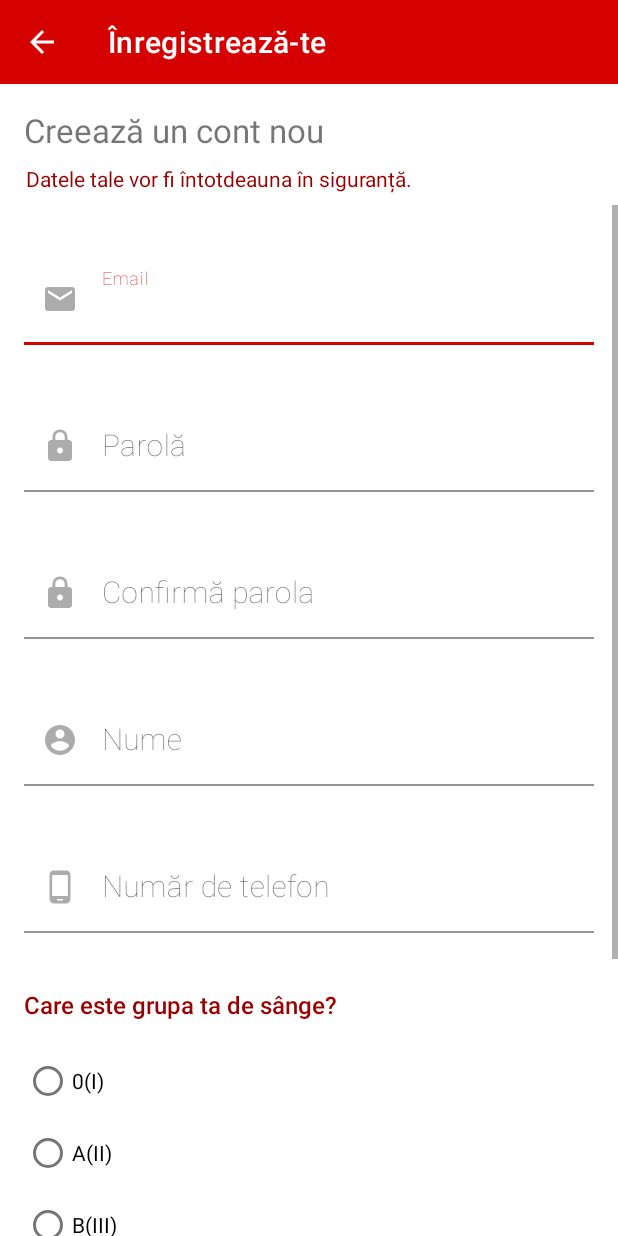
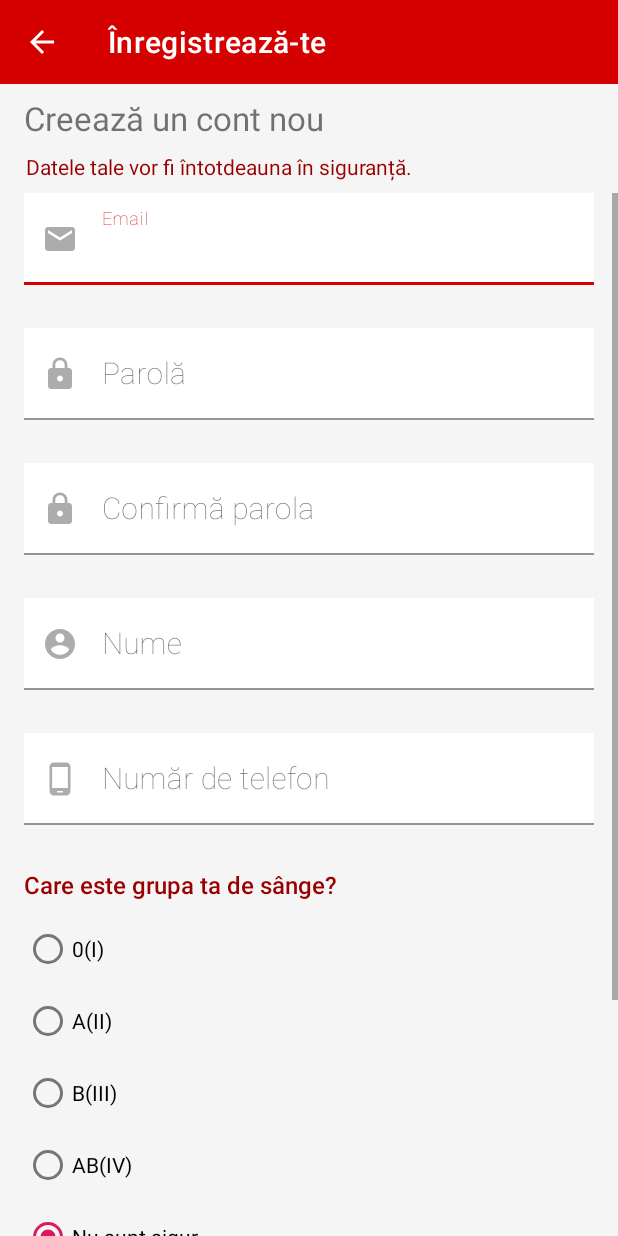
Before and after one commit to c1m0ham3dd0tjar/BloodApp, an Android app: the screen it shows after launch (SignupActivity), after a tap on "ÎNCĂ NU AI UN CONT?", on a phone screen of 412 x 824 dp. Run offline under Robolectric (Android 15) with nearby library versions, the phone set to English and light mode, and no system bars; our stand-ins replace Firebase (no records; nobody signed in at launch, a user with empty details on screens opened directly); libraries missing offline, so code that uses them is left out: com.parse; 2 statements that could not run were skipped; 1 other tap on this screen came first.

Commit message:
Fixed some design issues.

```diff
--- a/app/build.gradle
+++ b/app/build.gradle
@@ -7,7 +7,7 @@ android {
     buildToolsVersion "29.0.3"
     defaultConfig {
         applicationId "com.example.licenta"
-        minSdkVersion 21
+        minSdkVersion 26
         targetSdkVersion 29
         versionCode 1
         versionName "1.0"
--- a/app/src/main/java/com/example/licenta/CreateRequestActivity.java
+++ b/app/src/main/java/com/example/licenta/CreateRequestActivity.java
@@ -68,6 +68,7 @@ public class CreateRequestActivity extends AppCompatActivity {
     private boolean isDateSet = false;
     private LocalDate requiredUptoDate;
 
+    @RequiresApi(api = Build.VERSION_CODES.M)
     @Override
     protected void onCreate(Bundle savedInstanceState) {
         super.onCreate(savedInstanceState);
@@ -131,6 +132,7 @@ public class CreateRequestActivity extends AppCompatActivity {
 
         // Set toolbar icon and navigation
         setSupportActionBar(toolbar);
+        toolbar.setTitleTextColor(getColor(R.color.color_white));
         toolbar.setNavigationIcon(getResources().getDrawable(R.drawable.ic_action_back));
 
         toolbar.setNavigationOnClickListener(new View.OnClickListener() {
--- a/app/src/main/java/com/example/licenta/Fragment2.java
+++ b/app/src/main/java/com/example/licenta/Fragment2.java
@@ -14,6 +14,7 @@ import android.view.MenuItem;
 import android.view.View;
 import android.view.ViewGroup;
 import android.widget.ImageButton;
+import android.widget.ImageView;
 import android.widget.PopupMenu;
 import android.widget.ProgressBar;
 import android.widget.Toast;
@@ -98,7 +99,7 @@ public class Fragment2 extends Fragment implements PopupMenu.OnMenuItemClickList
         });
 
         // Sort by functionality
-        ImageButton btnSortRequestsBy = fragment2View.findViewById(R.id.btnSortRequestsBy);
+        ImageView btnSortRequestsBy = fragment2View.findViewById(R.id.btnSortRequestsBy);
         btnSortRequestsBy.setOnClickListener(v -> showPopupMenu());
 
         // This sets up a settings menu icon on the right side of the toolbar
--- a/app/src/main/java/com/example/licenta/MainActivity.java
+++ b/app/src/main/java/com/example/licenta/MainActivity.java
@@ -105,6 +105,8 @@ public class MainActivity extends AppCompatActivity {
         MaterialToolbar toolbar = findViewById(R.id.appToolbar);
         // Designate toolbar as the action bar for the activity
         setSupportActionBar(toolbar);
+
+        toolbar.setTitleTextColor(getResources().getColor(R.color.color_white));
         toolbar.setNavigationIcon(R.drawable.ic_action_profile);
         toolbar.setNavigationOnClickListener(v -> startActivity(new Intent(MainActivity.this, ProfileActivity.class)));
 
--- a/app/src/main/java/com/example/licenta/RequestDetails.java
+++ b/app/src/main/java/com/example/licenta/RequestDetails.java
@@ -84,7 +84,10 @@ public class RequestDetails extends AppCompatActivity {
         btnSaveAppointment = findViewById(R.id.btnSaveAppointment);
         btnPickDate = findViewById(R.id.btnShowDateAndTimePicker);
         btnPickHour = findViewById(R.id.btnPickHour);
+
         toolbar = findViewById(R.id.toolBarRequestDetails);
+        toolbar.setTitleTextColor(getResources().getColor(R.color.color_white));
+        setSupportActionBar(toolbar);
 
         tvUnitsNeeded = findViewById(R.id.tvUnitsNeededRequestDetails);
         tvRequesterPhoneNumber = findViewById(R.id.tvRequesterPhoneNumberRD);
--- a/app/src/main/java/com/example/licenta/ScannerActivity.java
+++ b/app/src/main/java/com/example/licenta/ScannerActivity.java
@@ -63,7 +63,7 @@ public class ScannerActivity extends AppCompatActivity {
         // Set toolbar navigation
         setSupportActionBar(toolbar);
         toolbar.setNavigationIcon(getResources().getDrawable(R.drawable.ic_action_back));
-        toolbar.setTitleTextColor(0xFFFFFFFF);
+        toolbar.setTitleTextColor(getResources().getColor(R.color.color_white));
 
         toolbar.setNavigationOnClickListener(new View.OnClickListener() {
             @Override
@@ -191,6 +191,7 @@ public class ScannerActivity extends AppCompatActivity {
     public boolean onCreateOptionsMenu(Menu menu) {
         // Inflate the menu; this adds items to the action bar if it is present.
         getMenuInflater().inflate(R.menu.menu_scanner, menu);
+
         return true;
     }
 
--- a/app/src/main/java/com/example/licenta/viewholder/UserViewHolder.java
+++ b/app/src/main/java/com/example/licenta/viewholder/UserViewHolder.java
@@ -10,7 +10,6 @@ import com.example.licenta.R;
 public class UserViewHolder extends RecyclerView.ViewHolder {
 
     public TextView tvUserName;
-    public TextView tvUserSurname;
     public TextView tvUserBloodType;
     public TextView tvUserBloodType2;
 
@@ -19,7 +18,6 @@ public class UserViewHolder extends RecyclerView.ViewHolder {
         super(itemView);
 
         tvUserName = itemView.findViewById(R.id.tvUserName);
-        tvUserSurname = itemView.findViewById(R.id.tvUserSurname);
         tvUserBloodType = itemView.findViewById(R.id.tvUserBloodType);
         tvUserBloodType2 = itemView.findViewById(R.id.tvUserBloodType2);
     }
--- a/app/src/main/res/layout/activity_login.xml
+++ b/app/src/main/res/layout/activity_login.xml
@@ -6,6 +6,7 @@
     android:id="@+id/relativeLayout"
     android:layout_width="match_parent"
     android:layout_height="match_parent"
+    android:background="@color/browser_actions_bg_grey"
     tools:context=".LoginActivity">
 
 
--- a/app/src/main/res/layout/activity_signup.xml
+++ b/app/src/main/res/layout/activity_signup.xml
@@ -5,6 +5,7 @@
     android:id="@+id/constraintParent"
     android:layout_width="match_parent"
     android:layout_height="match_parent"
+    android:background="@color/browser_actions_bg_grey"
     tools:visibility="invisible">
 
     <androidx.appcompat.widget.Toolbar
@@ -23,7 +24,7 @@
         android:layout_width="wrap_content"
         android:layout_height="wrap_content"
         android:layout_marginStart="16dp"
-        android:layout_marginTop="16dp"
+        android:layout_marginTop="8dp"
         android:fontFamily="sans-serif"
         android:text="@string/signup_title"
         android:textSize="22sp"
@@ -47,8 +48,8 @@
         android:layout_width="0dp"
         android:layout_height="wrap_content"
         android:layout_marginTop="8dp"
+        app:layout_constraintEnd_toEndOf="parent"
         app:layout_constraintStart_toStartOf="parent"
-        app:layout_constraintEnd_toEndOf="parent"
         app:layout_constraintTop_toBottomOf="@id/tvSignupSubtitle">
 
         <androidx.constraintlayout.widget.ConstraintLayout
@@ -62,7 +63,6 @@
                 android:layout_width="0dp"
                 android:layout_height="wrap_content"
                 android:layout_marginStart="16dp"
-                android:layout_marginTop="32dp"
                 android:layout_marginEnd="16dp"
                 android:hint="@string/emailHint"
                 app:errorEnabled="true"
@@ -88,7 +88,7 @@
                 style="@style/Widget.MaterialComponents.TextInputLayout.FilledBox"
                 android:layout_width="0dp"
                 android:layout_height="wrap_content"
-                android:layout_marginTop="16dp"
+                android:layout_marginTop="8dp"
                 android:hint="@string/passwordHint"
                 app:endIconDrawable="@drawable/ic_make_password_visible"
                 app:errorEnabled="true"
@@ -114,7 +114,7 @@
                 style="@style/Widget.MaterialComponents.TextInputLayout.FilledBox"
                 android:layout_width="0dp"
                 android:layout_height="wrap_content"
-                android:layout_marginTop="16dp"
+                android:layout_marginTop="8dp"
                 android:hint="@string/confirm_password_hint"
                 app:errorEnabled="true"
                 app:layout_constraintEnd_toEndOf="@+id/passSignupTextField"
@@ -139,7 +139,7 @@
                 style="@style/Widget.MaterialComponents.TextInputLayout.FilledBox"
                 android:layout_width="0dp"
                 android:layout_height="wrap_content"
-                android:layout_marginTop="16dp"
+                android:layout_marginTop="8dp"
                 android:hint="@string/name_string"
                 app:errorEnabled="true"
                 app:layout_constraintEnd_toEndOf="@+id/confirmPassTextField"
@@ -166,7 +166,7 @@
                 style="@style/Widget.MaterialComponents.TextInputLayout.FilledBox"
                 android:layout_width="0dp"
                 android:layout_height="wrap_content"
-                android:layout_marginTop="16dp"
+                android:layout_marginTop="8dp"
                 android:hint="@string/phone_hint"
                 app:errorEnabled="true"
                 app:layout_constraintEnd_toEndOf="@+id/nameTextField"
@@ -190,7 +190,7 @@
                 android:id="@+id/tvWhatBloodType"
                 android:layout_width="wrap_content"
                 android:layout_height="wrap_content"
-                android:layout_marginTop="16dp"
+                android:layout_marginTop="8dp"
                 android:fontFamily="sans-serif-medium"
                 android:text="@string/what_blood_Type"
                 android:textColor="@color/colorPrimaryDark"
@@ -202,7 +202,7 @@
                 android:id="@+id/radioBloodType"
                 android:layout_width="0dp"
                 android:layout_height="wrap_content"
-                android:layout_marginTop="16dp"
+                android:layout_marginTop="8dp"
                 app:layout_constraintEnd_toEndOf="parent"
                 app:layout_constraintStart_toStartOf="@+id/tvWhatBloodType"
                 app:layout_constraintTop_toBottomOf="@+id/tvWhatBloodType">
@@ -235,8 +235,8 @@
                     android:id="@+id/radioTypeNotSure"
                     android:layout_width="wrap_content"
                     android:layout_height="wrap_content"
-                    android:text="@string/bloodTypeNotSure"
-                    android:checked="true"/>
+                    android:checked="true"
+                    android:text="@string/bloodTypeNotSure" />
 
             </RadioGroup>
 
@@ -257,7 +257,7 @@
                 android:id="@+id/radioRH"
                 android:layout_width="395dp"
                 android:layout_height="wrap_content"
-                android:layout_marginTop="16dp"
+                android:layout_marginTop="8dp"
                 app:layout_constraintStart_toStartOf="@+id/tvWhatRH"
                 app:layout_constraintTop_toBottomOf="@+id/tvWhatRH">
 
@@ -277,8 +277,8 @@
                     android:id="@+id/radioRHNotSure"
                     android:layout_width="wrap_content"
                     android:layout_height="wrap_content"
-                    android:text="@string/not_sure_RH"
-                    android:checked="true"/>
+                    android:checked="true"
+                    android:text="@string/not_sure_RH" />
 
             </RadioGroup>
 
--- a/app/src/main/res/menu/menu_scanner.xml
+++ b/app/src/main/res/menu/menu_scanner.xml
@@ -1,6 +1,8 @@
 <?xml version="1.0" encoding="utf-8"?>
 <menu xmlns:android="http://schemas.android.com/apk/res/android">
 <item android:id="@+id/scannerInfo"
+    android:iconTint="@color/color_white"
+    android:icon="@color/color_white"
     android:title="@string/string_info">
 
 </item>
--- a/app/src/main/res/values/strings.xml
+++ b/app/src/main/res/values/strings.xml
@@ -43,7 +43,7 @@
     <string name="title_activity_donation">DonationActivity</string>
     <string name="tab_text_1">Unde donez</string>
     <string name="tab_text_2">Cereri</string>
-    <string name="tab_text_3">Bla</string>
+    <string name="tab_text_3">Programări</string>
     <string name="title_activity_main2">Main2Activity</string>
     <string name="create_request_title">"Solicită o donație "</string>
     <string name="tvBloodType">Grupa de sânge</string>
@@ -181,6 +181,10 @@
     <string name="string_you_choose">Ai ales:</string>
     <string name="string_save">Salvează</string>
     <string name="string_pick_hour">Alege ora</string>
+    <string name="string_sort_by">Sortează după</string>
+    <string name="string_app_title">BloodApp</string>
+    <string name="string_donate">Donează</string>
+    <string name="string_confirmation">Confirmare</string>
 
 
 </resources>
```
Also changed, not shown: app/src/main/AndroidManifest.xml (+10 -4 lines), app/src/main/res/layout/fragment2_layout.xml (+6 -5 lines), gradle/wrapper/gradle-wrapper.properties.
